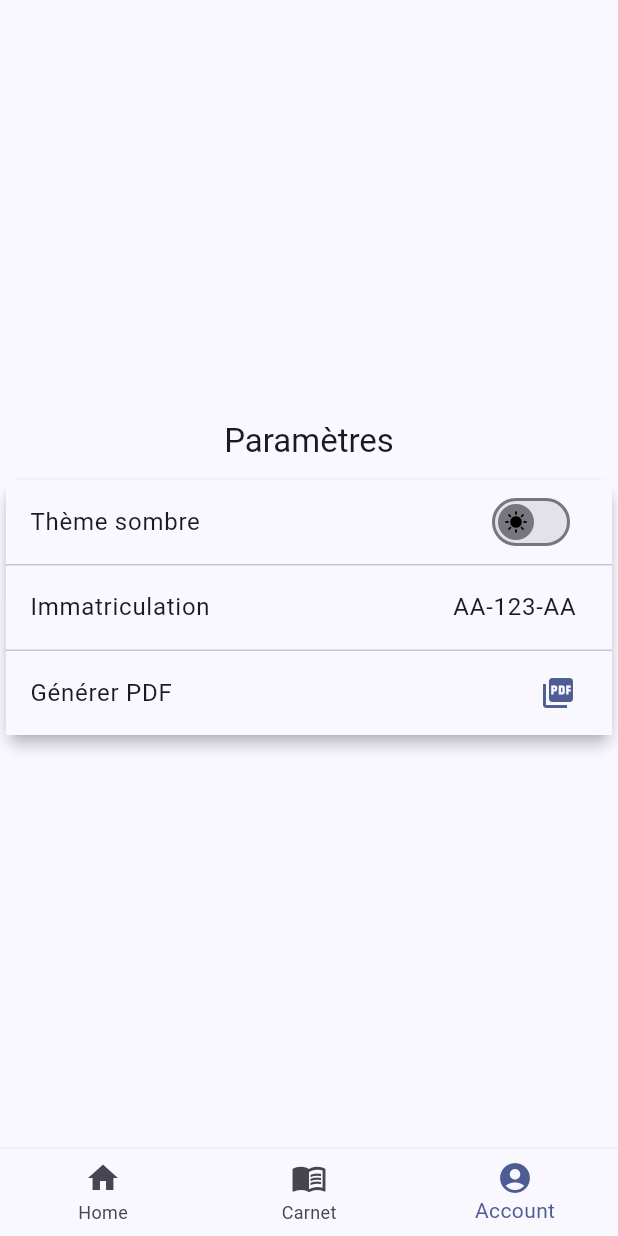
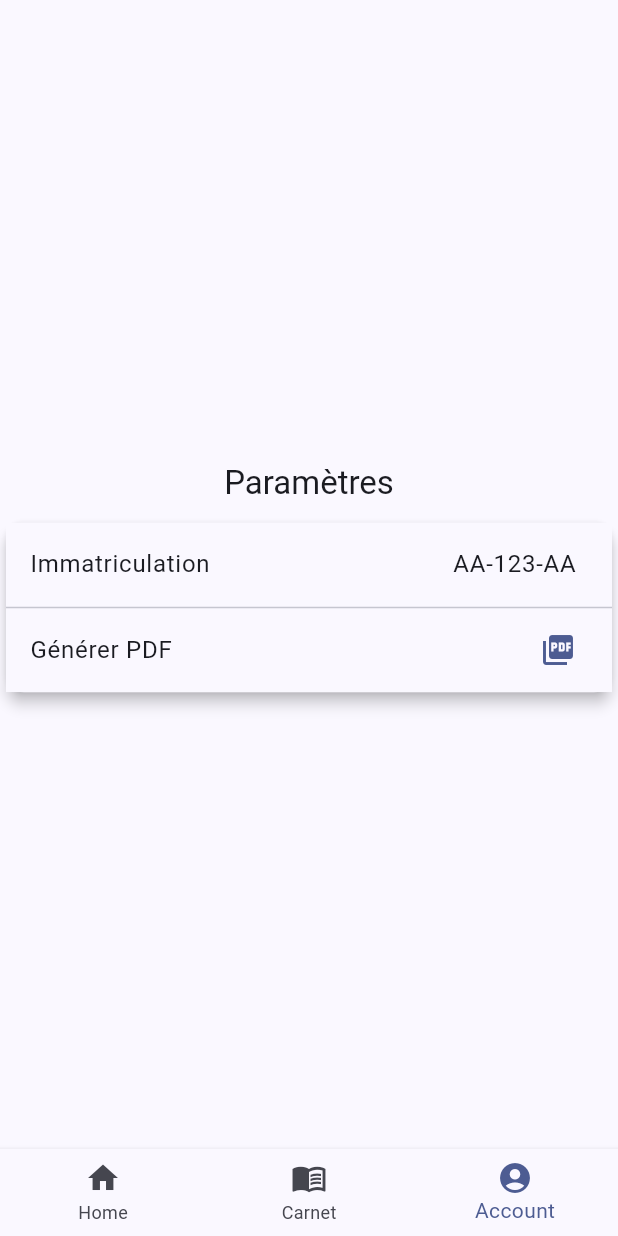
Before and after one commit to maximefurious/Fast-Track-Auto, a Flutter app: the screen it shows after launch, item 3 of the bottom bar chosen, on a phone screen of 412 x 824 dp. Run offline on Flutter 3.47's test engine with Material 3 defaults, Android fonts, the phone set to English and light mode, and no system bars; our stand-ins replace fl_chart, open_file, shared_preferences; missing offline and left inert: syncfusion_flutter_pdf.

Commit message:
update/ remove dark mode use theme instead

```diff
--- a/lib/main.dart
+++ b/lib/main.dart
@@ -97,8 +97,6 @@ class _RootTabsState extends State<_RootTabs> {
   final sm = ServiceManager.instance;
   int _index = 0;
 
-  bool get _isDark => sm.get<ThemeService>().mode.value == ThemeMode.dark;
-
   Map<String, dynamic> vehiculeMap = {
     'title': 'Ma voiture',
     'immatriculation': 'AA-123-AA',
@@ -110,16 +108,7 @@ class _RootTabsState extends State<_RootTabs> {
   // ==== Callbacks pages, maintenant via services ====
 
   void _setCurrentIndex(int i) => setState(() => _index = i);
-
-  Future<void> _setIsDark(bool v) async {
-    final themeService = sm.get<ThemeService>();
-    await themeService.setMode(v ? ThemeMode.dark : ThemeMode.light);
-    setState(() {});
-  }
-
-  void _setVehiculeImmatriculation(String plate) {
-    setState(() => vehiculeMap['immatriculation'] = plate);
-  }
+  void _setVehiculeImmatriculation(String plate) => setState(() => vehiculeMap['immatriculation'] = plate);
 
   Future<void> _updateData() async {
     final vehicleService = sm.get<VehicleService>();
@@ -189,10 +178,8 @@ class _RootTabsState extends State<_RootTabs> {
             vehiculeMap,
           ),
           AccountPage(
-            _setIsDark,
             _setVehiculeImmatriculation,
             _updateData,
-            _isDark,
             vehiculeMap,
             entretienSvc.items,
             compteurSvc.items,
--- a/lib/pages/account_page.dart
+++ b/lib/pages/account_page.dart
@@ -1,17 +1,14 @@
 import 'package:flutter/material.dart';
 import 'package:furious_app/models/compteur.dart';
 import 'package:furious_app/models/entretien.dart';
-import 'package:shared_preferences/shared_preferences.dart';
 import 'package:furious_app/methods/mobile.dart';
 
 import '../services/impl/pdf_report_service.dart';
 import '../services/service_manager.dart';
 
 class AccountPage extends StatefulWidget {
-  final Function setIsDark;
   final Function setImmatriculation; // attend (String)
   final Function updateData;
-  final bool isDark;
 
   final List<Entretien> _entretienList;
   final List<Compteur> _compteurList;
@@ -19,10 +16,8 @@ class AccountPage extends StatefulWidget {
   final Map<String, dynamic> vehiculeMap;
 
   const AccountPage(
-      this.setIsDark,
       this.setImmatriculation,
       this.updateData,
-      this.isDark,
       this.vehiculeMap,
       this._entretienList,
       this._compteurList, {
@@ -48,28 +43,6 @@ class _AccountPageState extends State<AccountPage> {
     return theme.textTheme.bodyLarge!.copyWith(
       color: theme.colorScheme.onSurface,
       fontSize: 16,
-    );
-  }
-
-  ListTile _buildDarkModeSwitch(BuildContext context) {
-    final cs = Theme.of(context).colorScheme;
-    return ListTile(
-      title: Text('Thème sombre', style: _tileTextStyle(context)),
-      tileColor: cs.surface,
-      trailing: Switch(
-        value: widget.isDark,
-        thumbIcon: WidgetStateProperty.all(
-          widget.isDark
-              ? const Icon(Icons.brightness_2, color: Colors.yellow)
-              : const Icon(Icons.sunny, color: Colors.black),
-        ),
-        activeTrackColor: cs.primary.withOpacity(0.25),
-        onChanged: (value) async {
-          final prefs = await SharedPreferences.getInstance();
-          await prefs.setBool('isDark', value);
-          widget.setIsDark(value);
-        },
-      ),
     );
   }
 
@@ -168,8 +141,6 @@ class _AccountPageState extends State<AccountPage> {
             child: Column(
               mainAxisSize: MainAxisSize.min,
               children: <Widget>[
-                _buildDarkModeSwitch(context),
-                Divider(height: 1, color: cs.outlineVariant),
                 _buildImmatriculationListTile(context),
                 Divider(height: 1, color: cs.outlineVariant),
                 _buildGeneratePDFButton(context),
```
